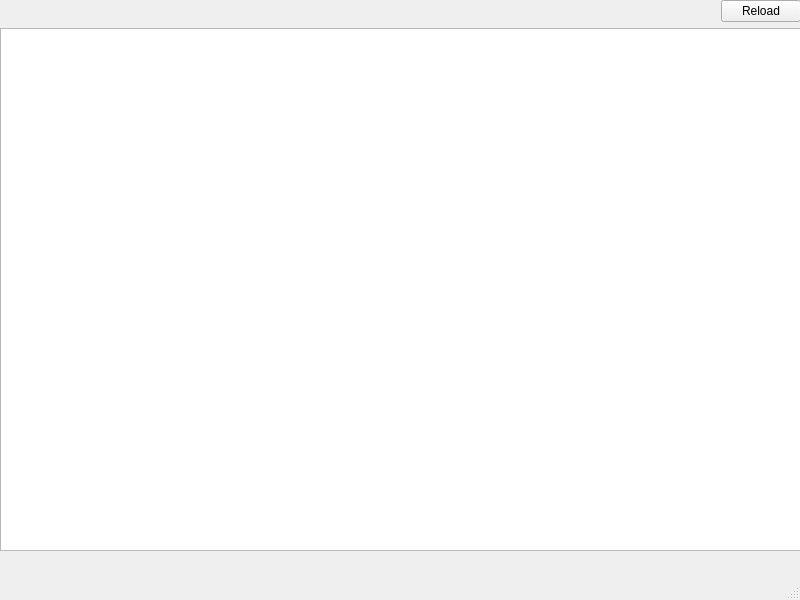
This is frontend/ui/layout/main_window.ui in Chakuchin/conservatory as Qt 5 draws it before an edit. The edited form follows.
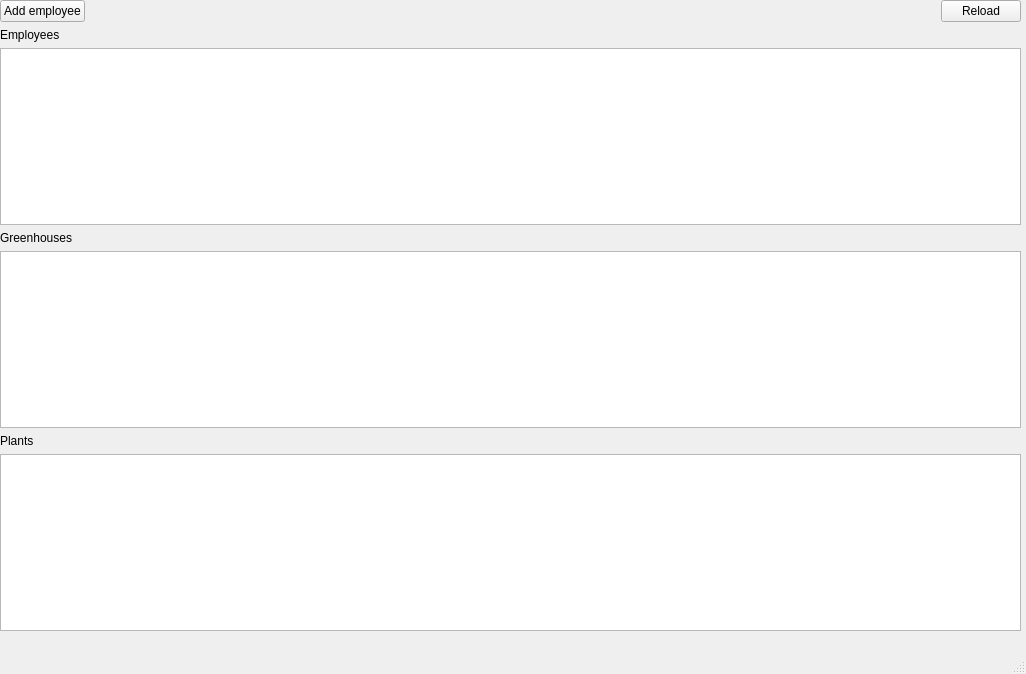
This is the edited form.

Patch:
```diff
--- a/frontend/ui/layout/main_window.ui
+++ b/frontend/ui/layout/main_window.ui
@@ -6,8 +6,8 @@
    <rect>
     <x>0</x>
     <y>0</y>
-    <width>800</width>
-    <height>600</height>
+    <width>1026</width>
+    <height>674</height>
    </rect>
   </property>
   <property name="windowTitle">
@@ -19,13 +19,20 @@
      <rect>
       <x>0</x>
       <y>0</y>
-      <width>801</width>
-      <height>551</height>
+      <width>1021</width>
+      <height>631</height>
      </rect>
     </property>
     <layout class="QVBoxLayout" name="verticalLayout">
      <item>
       <layout class="QHBoxLayout" name="horizontalLayout">
+       <item>
+        <widget class="QPushButton" name="pushButton_2">
+         <property name="text">
+          <string>Add employee</string>
+         </property>
+        </widget>
+       </item>
        <item>
         <spacer name="horizontalSpacer">
          <property name="orientation">
@@ -54,9 +61,36 @@
        </item>
       </layout>
      </item>
+     <item>
+      <widget class="QLabel" name="label">
+       <property name="text">
+        <string>Employees</string>
+       </property>
+      </widget>
+     </item>
      <item>
       <widget class="QTableWidget" name="tableWidget"/>
      </item>
+     <item>
+      <widget class="QLabel" name="label_2">
+       <property name="text">
+        <string>Greenhouses</string>
+       </property>
+      </widget>
+     </item>
+     <item>
+      <widget class="QTableWidget" name="tableWidget_2"/>
+     </item>
+     <item>
+      <widget class="QLabel" name="label_3">
+       <property name="text">
+        <string>Plants</string>
+       </property>
+      </widget>
+     </item>
+     <item>
+      <widget class="QTableWidget" name="tableWidget_3"/>
+     </item>
     </layout>
    </widget>
   </widget>
```
Left out of the diff: 2 changed lines with no effect on the pictures.
